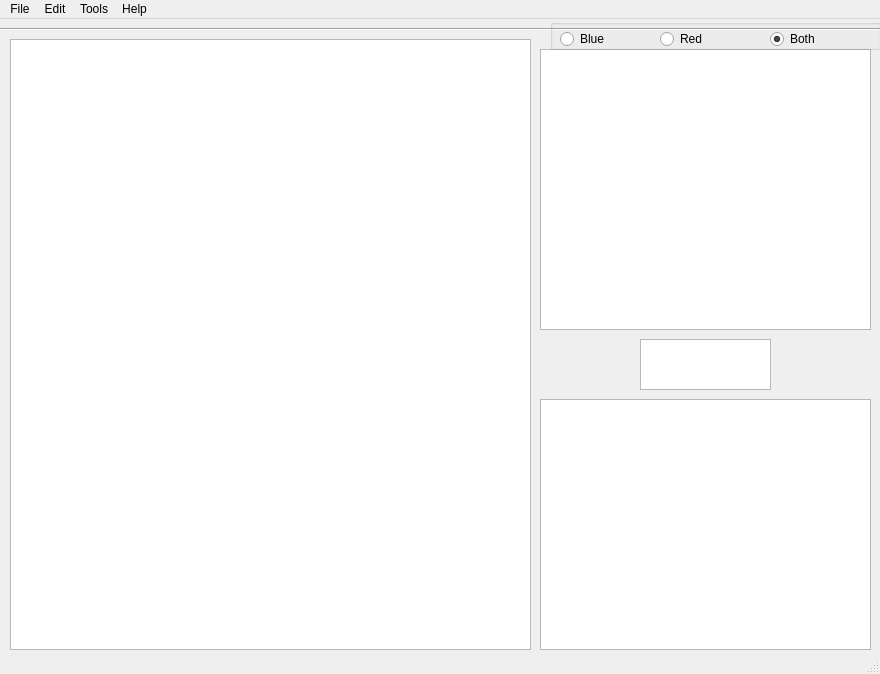
First picture: the form in Editor_window.ui, repository sidhiadkoli/flamingo, before the edit.
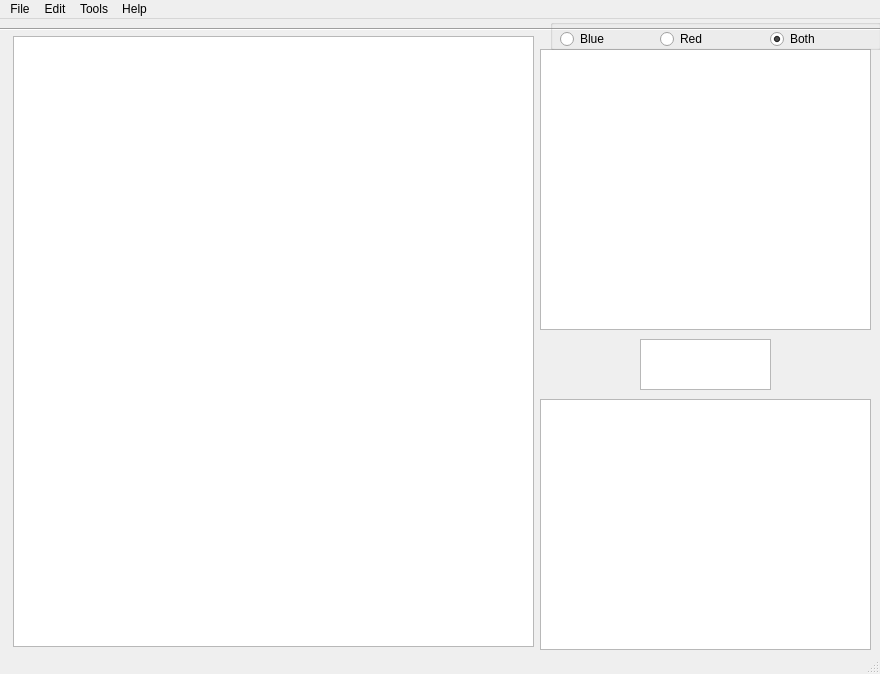
Second picture: the form after the edit.

Commit message: changed to plain text, resolved bug in comment removal, Indian English comment edited

Diff of the .ui file:
```diff
--- a/Editor_window.ui
+++ b/Editor_window.ui
@@ -43,22 +43,6 @@
      <bool>true</bool>
     </property>
    </widget>
-   <widget class="QTextEdit" name="editorTextEdit">
-    <property name="geometry">
-     <rect>
-      <x>10</x>
-      <y>20</y>
-      <width>521</width>
-      <height>611</height>
-     </rect>
-    </property>
-    <property name="horizontalScrollBarPolicy">
-     <enum>Qt::ScrollBarAlwaysOff</enum>
-    </property>
-    <property name="readOnly">
-     <bool>false</bool>
-    </property>
-   </widget>
    <widget class="QTextEdit" name="readabilityTextEdit">
     <property name="geometry">
      <rect>
@@ -146,6 +130,19 @@
      <bool>true</bool>
     </property>
    </widget>
+   <widget class="QPlainTextEdit" name="editorTextEdit">
+    <property name="geometry">
+     <rect>
+      <x>13</x>
+      <y>17</y>
+      <width>521</width>
+      <height>611</height>
+     </rect>
+    </property>
+    <property name="tabStopWidth">
+     <number>42</number>
+    </property>
+   </widget>
   </widget>
   <widget class="QMenuBar" name="menubar">
    <property name="geometry">
```
The commit also changes 3 other files.
